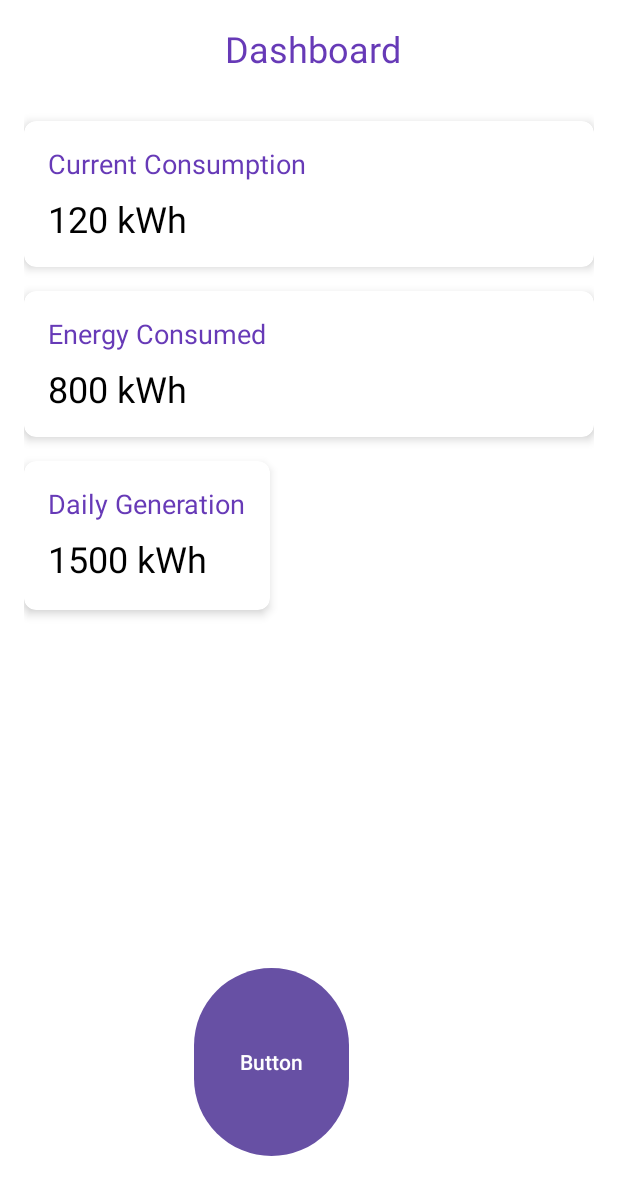
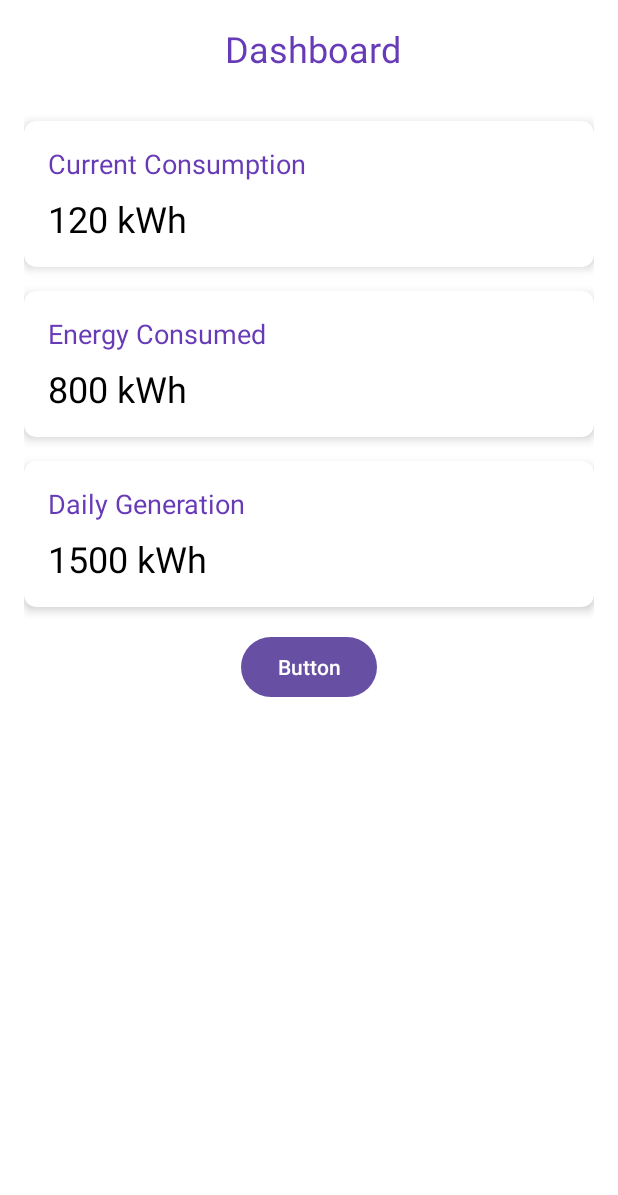
Before and after one commit to kaikamal/FYP, an Android app: the fragment HomeFragment shown on its own in the app's theme, on a phone screen of 412 x 824 dp. Shown: the top 1195 px of the screen. Run offline under Robolectric (Android 15) with nearby library versions, the phone set to English and light mode, and no system bars; our stand-ins replace Firebase (no records; nobody signed in at launch, a user with empty details on screens opened directly).

Commit message:
project commit

```diff
--- a/app/src/main/res/layout/fragment_home.xml
+++ b/app/src/main/res/layout/fragment_home.xml
@@ -91,12 +91,12 @@
     <!-- Daily Energy Generation Card -->
     <androidx.cardview.widget.CardView
         android:id="@+id/cardDailyGeneration"
-        android:layout_width="wrap_content"
-        android:layout_height="99dp"
+        android:layout_width="match_parent"
+        android:layout_height="wrap_content"
+        app:cardCornerRadius="8dp"
+        app:cardElevation="4dp"
         android:layout_below="@id/cardEnergyConsumed"
-        android:layout_marginTop="16dp"
-        app:cardCornerRadius="8dp"
-        app:cardElevation="4dp">
+        android:layout_marginTop="16dp">
 
         <RelativeLayout
             android:layout_width="match_parent"
@@ -121,44 +121,16 @@
                 android:textColor="#000000"
                 android:textSize="24sp" />
         </RelativeLayout>
-
-
     </androidx.cardview.widget.CardView>
 
+    <!-- Example Button (Replace with your actual button) -->
     <Button
         android:id="@+id/button3"
-        android:layout_width="119dp"
-        android:layout_height="57dp"
-        android:layout_alignParentStart="true"
-        android:layout_alignParentTop="true"
-        android:layout_alignParentEnd="true"
-        android:layout_alignParentBottom="true"
-        android:layout_marginStart="113dp"
-        android:layout_marginTop="625dp"
-        android:layout_marginEnd="163dp"
-        android:layout_marginBottom="33dp"
-        android:text="Button" />
-
-    <!--    <Button-->
-<!--        android:id="@+id/button3"-->
-<!--        android:layout_width="100dp"-->
-<!--        android:layout_height="300dp"-->
-<!--        android:layout_alignParentStart="true"-->
-<!--        android:layout_alignParentTop="true"-->
-<!--        android:layout_alignParentEnd="true"-->
-<!--        android:layout_alignParentBottom="true"-->
-<!--        android:layout_marginStart="183dp"-->
-<!--        android:layout_marginTop="632dp"-->
-<!--        android:layout_marginEnd="169dp"-->
-<!--        android:layout_marginBottom="110dp"-->
-<!--        android:onClick="onClick"-->
-<!--        android:text="LOGOUT"-->
-<!--        app:layout_constraintBottom_toBottomOf="parent"-->
-<!--        app:layout_constraintEnd_toEndOf="parent"-->
-<!--        app:layout_constraintHorizontal_bias="0.498"-->
-<!--        app:layout_constraintStart_toStartOf="parent"-->
-<!--        app:layout_constraintTop_toTopOf="parent"-->
-<!--        app:layout_constraintVertical_bias="0.654" />-->
-
+        android:layout_width="wrap_content"
+        android:layout_height="wrap_content"
+        android:text="Button"
+        android:layout_below="@id/cardDailyGeneration"
+        android:layout_centerHorizontal="true"
+        android:layout_marginTop="16dp" />
 
 </RelativeLayout>
```
Also changed, not shown: app/src/main/java/com/example/loginactivity/MainActivity2.java (+4 -38 lines).
